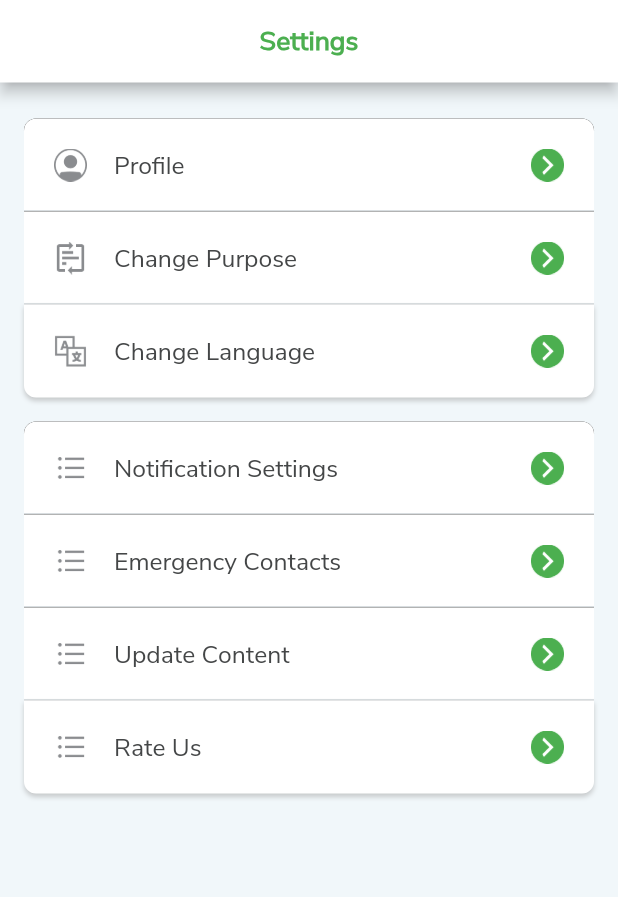
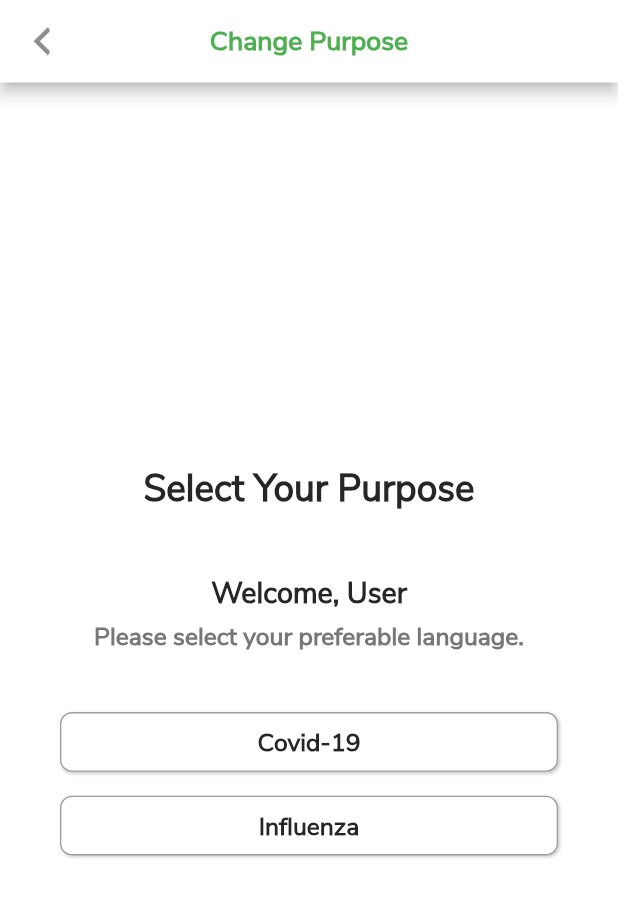
Before and after one commit to avashshresthaa/YourWellbeing, a Flutter app: the Settings screen opened directly, after a tap on "Change Purpose", on a phone screen of 412 x 824 dp. Shown: the top 897 px of the screen. Run offline on Flutter 3.47's test engine with Material 2 defaults, Android fonts, the phone set to English and light mode, and no system bars; our stand-ins replace carousel_slider, connectivity_plus, curved_navigation_bar, flutter_local_notifications, flutter_native_timezone, flutter_rating_bar and 4 more; accounts and stored records are empty.

Commit message:
Rate US UI fixed

```diff
--- a/lib/Change Notifier/changenotifier.dart
+++ b/lib/Change Notifier/changenotifier.dart
@@ -1,5 +1,5 @@
-import 'package:flutter/cupertino.dart';
 import 'package:shared_preferences/shared_preferences.dart';
+import 'package:flutter/foundation.dart';
 
 class DataProvider extends ChangeNotifier {
   late bool data;
--- a/lib/Constraints/language.dart
+++ /dev/null
@@ -1,2 +0,0 @@
-const String egHome = 'home';
-const String npHome = 'प्रोफाइल';
--- /dev/null
+++ b/lib/Constraints/nplanguage.dart
@@ -0,0 +1,5 @@
+const String nepHome = 'होम';
+const String nepGoodM = 'शुभ प्रभात';
+const String nepGoodA = 'शुभ दिउँसो';
+const String nepGoodE = 'शुभ सन्ध्या';
+const String nepGoodN = 'शुभ रात्री';
--- a/lib/Extracted Widgets/buttons.dart
+++ b/lib/Extracted Widgets/buttons.dart
@@ -59,7 +59,7 @@ class ArrowButton extends StatelessWidget {
         boxShadow: [
           boxShadow,
         ],
-        borderRadius: BorderRadius.circular(24),
+        borderRadius: BorderRadius.circular(8),
       ),
       width: double.infinity,
       child: ElevatedButton(
@@ -79,7 +79,7 @@ class ArrowButton extends StatelessWidget {
               children: [
                 Image.asset(
                   arrow,
-                  width: 28,
+                  width: 24,
                 ),
               ],
             )
@@ -89,7 +89,7 @@ class ArrowButton extends StatelessWidget {
             backgroundColor: MaterialStateProperty.all(color),
             shape: MaterialStateProperty.all<RoundedRectangleBorder>(
                 RoundedRectangleBorder(
-                    borderRadius: BorderRadius.circular(24)))),
+                    borderRadius: BorderRadius.circular(8)))),
       ),
     );
   }
@@ -109,21 +109,31 @@ class LangButton extends StatelessWidget {
     return GestureDetector(
       onTap: onPress,
       child: Container(
-        width: double.infinity,
-        margin: EdgeInsets.symmetric(horizontal: 60),
+        margin: const EdgeInsets.symmetric(horizontal: 40),
         decoration: BoxDecoration(
-            color: Colors.white,
-            borderRadius: BorderRadius.circular(18),
-            border: Border.all(
-              color: Colors.grey,
-              width: 0.6,
-            )),
+          color: Colors.white,
+          boxShadow: [
+            BoxShadow(
+              color: Colors.grey.withOpacity(0.5),
+              blurRadius: 1.0, // soften the shadow
+              offset: const Offset(
+                1.0, // Move to right 10  horizontally
+                1.0, // Move to bottom 10 Vertically
+              ),
+            ),
+          ],
+          borderRadius: BorderRadius.circular(8),
+          border: Border.all(
+            color: Colors.grey,
+            width: 0.9,
+          ),
+        ),
         child: Center(
             child: Padding(
           padding: const EdgeInsets.all(8.0),
           child: Text(
             label,
-            //style: kStyleSelect,
+            style: kStyleHomeTitle,
           ),
         )),
       ),
--- /dev/null
+++ b/lib/UI/Change Purpose/change_purpose.dart
@@ -0,0 +1,71 @@
+import 'package:flutter/cupertino.dart';
+import 'package:flutter/material.dart';
+import 'package:provider/src/provider.dart';
+import 'package:sizer/sizer.dart';
+import 'package:yourwellbeing/Change%20Notifier/changenotifier.dart';
+import 'package:yourwellbeing/Constraints/constraints.dart';
+import 'package:yourwellbeing/Extracted%20Widgets/appbars.dart';
+import 'package:shared_preferences/shared_preferences.dart';
+import '../../Extracted Widgets/buttons.dart';
+
+class ChangePurpose extends StatefulWidget {
+  @override
+  _ChangePurposeState createState() => _ChangePurposeState();
+}
+
+class _ChangePurposeState extends State<ChangePurpose> {
+  @override
+  Widget build(BuildContext context) {
+    return Scaffold(
+      backgroundColor: Colors.white,
+      appBar: ProfileAppBar(title: 'Change Purpose'),
+      body: Column(
+        mainAxisAlignment: MainAxisAlignment.center,
+        children: [
+          Text(
+            'Select Your Purpose',
+            style: kStyleHomeTitle.copyWith(
+              fontSize: 18.sp,
+            ),
+          ),
+          const SizedBox(
+            height: 40,
+          ),
+          Text(
+            'Welcome, User',
+            style: kStyleHomeTitle.copyWith(
+              fontSize: 14.sp,
+            ),
+            textAlign: TextAlign.center,
+          ),
+          const SizedBox(
+            height: 4,
+          ),
+          Text(
+            'Please select your preferable language.',
+            style: kStyleTextField.copyWith(
+              fontSize: 12.sp,
+              fontWeight: FontWeight.w600,
+            ),
+            textAlign: TextAlign.center,
+          ),
+          const SizedBox(
+            height: 40,
+          ),
+          Column(
+            children: [
+              LangButton(
+                () async {},
+                'Covid-19',
+              ),
+              const SizedBox(
+                height: 16,
+              ),
+              LangButton(() async {}, 'Influenza'),
+            ],
+          ),
+        ],
+      ),
+    );
+  }
+}
```
Also changed, not shown: lib/Extracted Widgets/showdialog.dart (+31 -41 lines), lib/Splash Screen/splashscreen.dart (+36 -13 lines), lib/UI/Change Language/change_language.dart (added, +93 -0 lines), lib/UI/Home/home.dart (+20 -5 lines), lib/UI/Select Language/select_language.dart (deleted, +0 -95 lines), lib/UI/Settings/settings.dart (+11 -4 lines).
